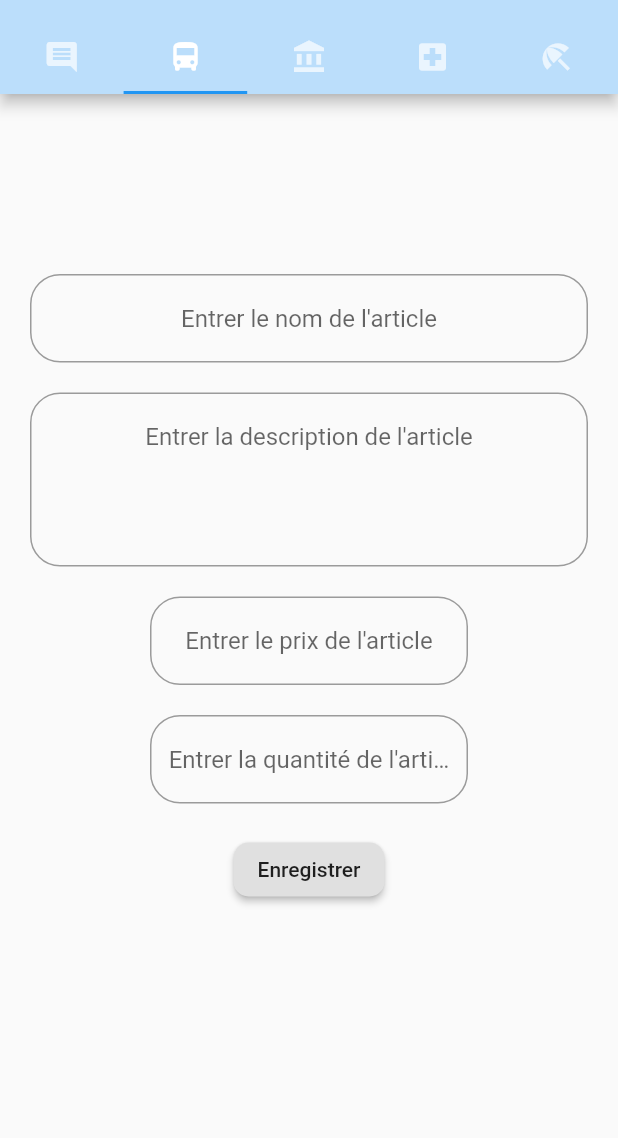
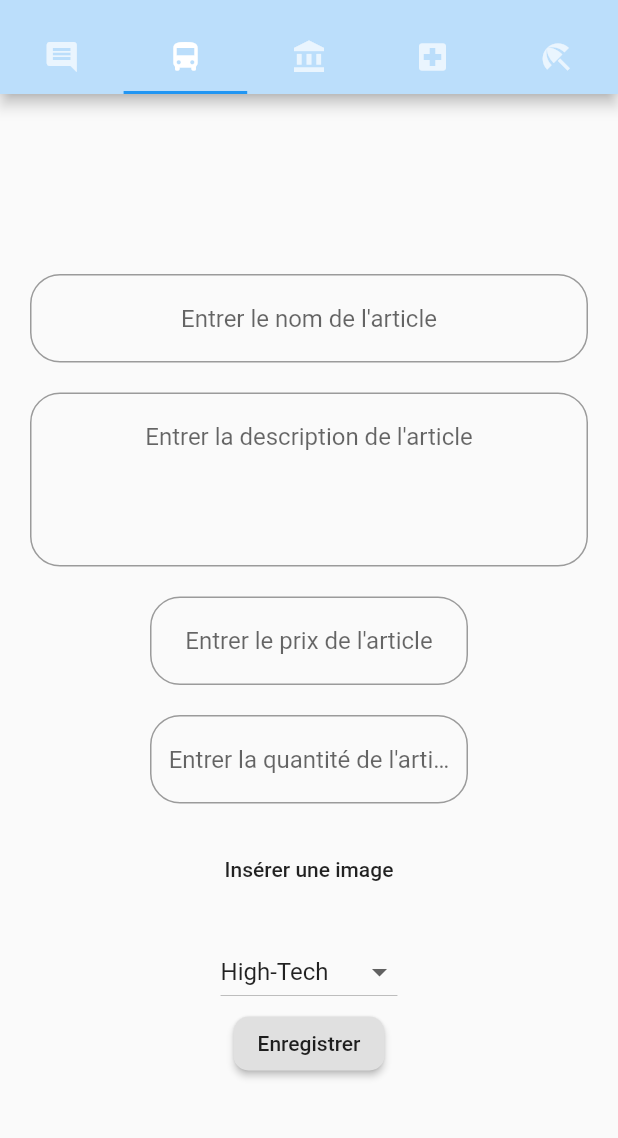
Before and after one commit to ackwrit/zindyapp, a Flutter app: the administrationController screen opened directly, tab 2 chosen, on a phone screen of 412 x 824 dp, the part 62-1200 px from its top. Run offline on Flutter 3.47's test engine with Material 2 defaults, Android fonts, the phone set to English and light mode, and no system bars; our stand-ins replace carousel_slider, concentric_transition, file_picker, firebase_auth, firebase_database, flutter_animation_progress_bar and 2 more; missing offline and left inert: awesome_page_transitions, countdown_flutter; accounts and stored records are empty.

Commit message:
Fin mise en place dans la partie ajouter Article

```diff
--- a/lib/page/ajouterArticle.dart
+++ b/lib/page/ajouterArticle.dart
@@ -1,6 +1,10 @@
+import 'dart:io';
 import 'dart:math';
 
+
+import 'package:file_picker/file_picker.dart';
 import 'package:flutter/material.dart';
+import 'package:image_picker/image_picker.dart';
 import 'package:random_string/random_string.dart';
 import 'package:zindy/fonction/firebaseHelper.dart';
 
@@ -19,6 +23,7 @@ class homeAjouterArticle extends State<ajouterArticle>{
   var articlePrix;
   var articleQuantite;
   String identifiantArticle = randomAlphaNumeric(40);
+  String dropdownValue = 'High-Tech';
 
   @override
   Widget build(BuildContext context) {
@@ -123,8 +128,31 @@ class homeAjouterArticle extends State<ajouterArticle>{
 
               ),
             ),
+            Padding(padding: EdgeInsets.all(10)),
+            FlatButton(
+                onPressed: (){
+                  takePicture(ImageSource.gallery);
+
+                },
+                child: Text('Insérer une image')
+            ),
 
             Padding(padding: EdgeInsets.all(10)),
+            DropdownButton(
+              value: dropdownValue,
+                items: <String>['High-Tech', 'Maroquinerie', 'Nourriture', 'Beauté']
+                    .map<DropdownMenuItem<String>>((String value) {
+                  return DropdownMenuItem<String>(
+                    value: value,
+                    child: Text(value),
+                  );
+                }).toList(),
+                onChanged: (String newValue){
+                  setState(() {
+                    dropdownValue = newValue;
+                  });
+                }
+            ),
             RaisedButton(
               shape: RoundedRectangleBorder(borderRadius: BorderRadius.circular(10)),
               onPressed: (){
@@ -154,4 +182,15 @@ class homeAjouterArticle extends State<ajouterArticle>{
 
   }
 
+  Future <void> takePicture(ImageSource source) async {
+    //File fileimage = await ImagePicker.pickImage(source: source);
+    File file = await FilePicker.getFile(
+      type: FileType.image
+
+    );
+
+
+
+  }
+
 }
--- a/pubspec.yaml
+++ b/pubspec.yaml
@@ -36,6 +36,9 @@ dependencies:
   firebase_auth: ^0.16.1
   firebase_database: ^3.1.6
   random_string: ^2.0.1
+  image_picker: ^0.6.7+1
+  file_picker: ^1.10.0
+
 
 dev_dependencies:
   flutter_test:
```
Also changed, not shown: pubspec.lock, 2 other files.
